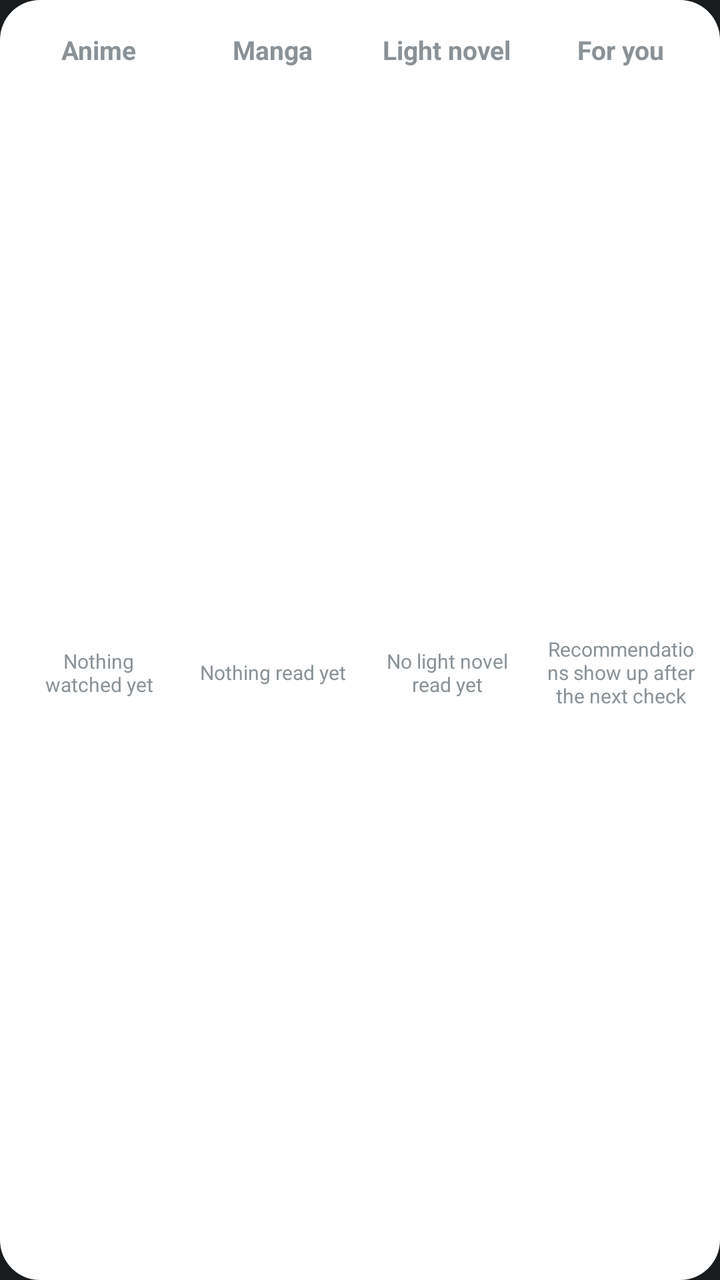
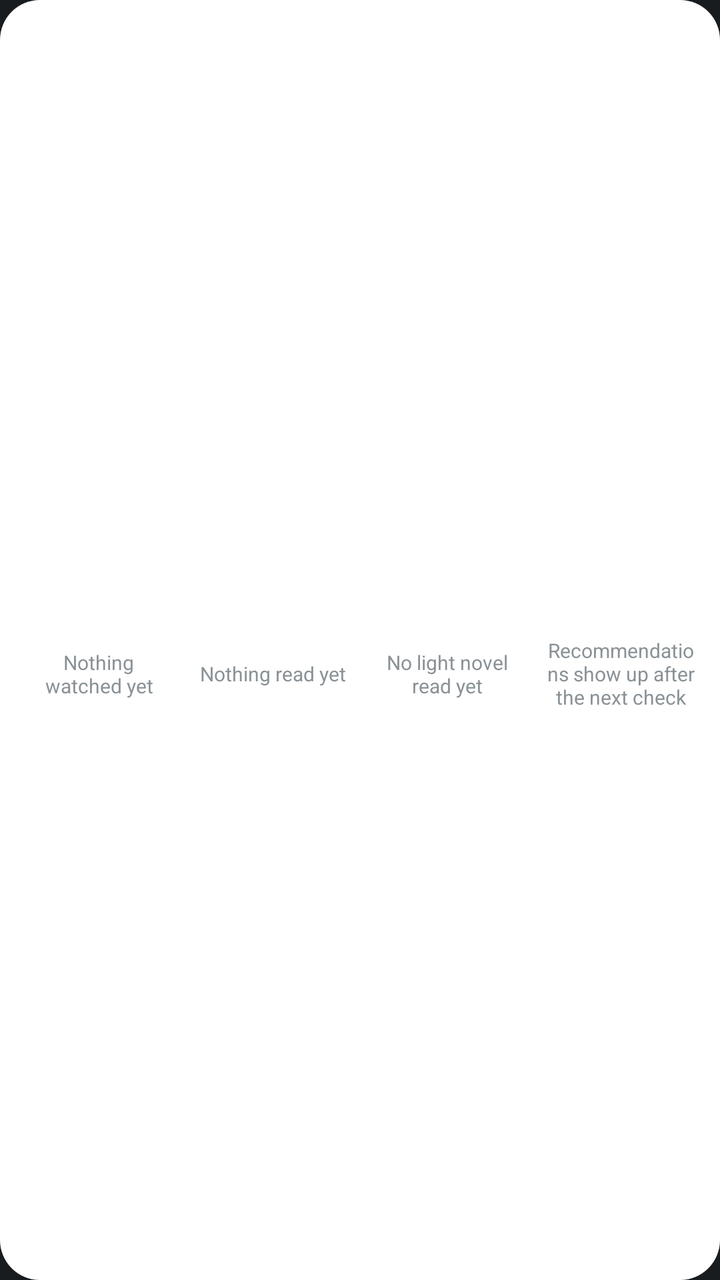

The first picture is an Android layout as it rendered before a commit; the second is the same layout after the commit. The layout source and the unified diff follow.
<!-- AndroidManifest.xml: application theme android:Theme.DeviceDefault.NoActionBar -->
<!-- res/layout/widget_continue.xml -->
<?xml version="1.0" encoding="utf-8"?>
<FrameLayout xmlns:android="http://schemas.android.com/apk/res/android"
    xmlns:tools="http://schemas.android.com/tools"
    android:id="@+id/widget_root"
    android:layout_width="match_parent"
    android:layout_height="match_parent"
    tools:ignore="ContentDescription,NestedWeights,SmallSp,UselessParent">

    <ImageView
        android:id="@+id/widget_background"
        android:layout_width="match_parent"
        android:layout_height="match_parent"
        android:importantForAccessibility="no"
        android:scaleType="fitXY"
        android:src="@drawable/widget_background" />

    <LinearLayout
        android:layout_width="match_parent"
        android:layout_height="match_parent"
        android:baselineAligned="false"
        android:orientation="horizontal"
        android:padding="6dp">

        <LinearLayout
            android:layout_width="0dp"
            android:layout_height="match_parent"
            android:layout_margin="2dp"
            android:layout_weight="1"
            android:orientation="vertical">

            <TextView
                android:id="@+id/header_anime"
                style="@style/WidgetHeader"
                android:text="@string/widget_anime" />

            <FrameLayout
                android:layout_width="match_parent"
                android:layout_height="0dp"
                android:layout_weight="1">

                <LinearLayout
                    android:id="@+id/card_anime"
                    android:layout_width="match_parent"
                    android:layout_height="match_parent"
                    android:orientation="vertical"
                    android:visibility="gone">

                    <ImageView
                        android:id="@+id/cover_anime"
                        style="@style/WidgetCover" />

                    <TextView
                        android:id="@+id/title_anime"
                        style="@style/WidgetTitle" />

                    <TextView
                        android:id="@+id/detail_anime"
                        style="@style/WidgetDetail" />
                </LinearLayout>

                <TextView
                    android:id="@+id/empty_anime"
                    style="@style/WidgetEmpty"
                    android:text="@string/widget_empty_anime" />
            </FrameLayout>
        </LinearLayout>

        <LinearLayout
            android:layout_width="0dp"
            android:layout_height="match_parent"
            android:layout_margin="2dp"
            android:layout_weight="1"
            android:orientation="vertical">

            <TextView
                android:id="@+id/header_manga"
                style="@style/WidgetHeader"
                android:text="@string/widget_manga" />

            <FrameLayout
                android:layout_width="match_parent"
                android:layout_height="0dp"
                android:layout_weight="1">

                <LinearLayout
                    android:id="@+id/card_manga"
                    android:layout_width="match_parent"
                    android:layout_height="match_parent"
                    android:orientation="vertical"
                    android:visibility="gone">

                    <ImageView
                        android:id="@+id/cover_manga"
                        style="@style/WidgetCover" />

                    <TextView
                        android:id="@+id/title_manga"
                        style="@style/WidgetTitle" />

                    <TextView
                        android:id="@+id/detail_manga"
                        style="@style/WidgetDetail" />
                </LinearLayout>

                <TextView
                    android:id="@+id/empty_manga"
                    style="@style/WidgetEmpty"
                    android:text="@string/widget_empty_manga" />
            </FrameLayout>
        </LinearLayout>

        <LinearLayout
            android:layout_width="0dp"
            android:layout_height="match_parent"
            android:layout_margin="2dp"
            android:layout_weight="1"
            android:orientation="vertical">

            <TextView
                android:id="@+id/header_novels"
                style="@style/WidgetHeader"
                android:text="@string/widget_novels" />

            <FrameLayout
                android:layout_width="match_parent"
                android:layout_height="0dp"
                android:layout_weight="1">

                <LinearLayout
                    android:id="@+id/card_novels"
                    android:layout_width="match_parent"
                    android:layout_height="match_parent"
                    android:orientation="vertical"
                    android:visibility="gone">

                    <ImageView
                        android:id="@+id/cover_novels"
                        style="@style/WidgetCover" />

                    <TextView
                        android:id="@+id/title_novels"
                        style="@style/WidgetTitle" />

                    <TextView
                        android:id="@+id/detail_novels"
                        style="@style/WidgetDetail" />
                </LinearLayout>

                <TextView
                    android:id="@+id/empty_novels"
                    style="@style/WidgetEmpty"
                    android:text="@string/widget_empty_novels" />
            </FrameLayout>
        </LinearLayout>

        <LinearLayout
            android:layout_width="0dp"
            android:layout_height="match_parent"
            android:layout_margin="2dp"
            android:layout_weight="1"
            android:orientation="vertical">

            <TextView
                android:id="@+id/header_recommendations"
                style="@style/WidgetHeader"
                android:text="@string/widget_recommendations" />

            <FrameLayout
                android:layout_width="match_parent"
                android:layout_height="0dp"
                android:layout_weight="1">

                <LinearLayout
                    android:id="@+id/card_recommendations"
                    android:layout_width="match_parent"
                    android:layout_height="match_parent"
                    android:orientation="vertical"
                    android:visibility="gone">

                    <ImageView
                        android:id="@+id/cover_recommendations"
                        style="@style/WidgetCover" />

                    <TextView
                        android:id="@+id/title_recommendations"
                        style="@style/WidgetTitle" />

                    <TextView
                        android:id="@+id/detail_recommendations"
                        style="@style/WidgetDetail" />
                </LinearLayout>

                <TextView
                    android:id="@+id/empty_recommendations"
                    style="@style/WidgetEmpty"
                    android:text="@string/widget_empty_recommendations" />
            </FrameLayout>
        </LinearLayout>
    </LinearLayout>
</FrameLayout>
<!-- resources referenced by this layout -->
<resources>
  <!-- drawable widget_background (drawable) -->
  <?xml version="1.0" encoding="utf-8"?>
  <shape xmlns:android="http://schemas.android.com/apk/res/android" android:shape="rectangle">
      <solid android:color="#FFFFFFFF" />
      <corners android:radius="20dp" />
  </shape>
  <string name="widget_anime">Anime</string>
  <string name="widget_empty_anime">Nothing watched yet</string>
  <string name="widget_empty_manga">Nothing read yet</string>
  <string name="widget_empty_novels">No light novel read yet</string>
  <string name="widget_empty_recommendations">Recommendations show up after the next check</string>
  <string name="widget_manga">Manga</string>
  <string name="widget_novels">Light novel</string>
  <string name="widget_recommendations">For you</string>
  <style name="WidgetCover">
          <item name="android:layout_width">match_parent</item>
          <item name="android:layout_height">0dp</item>
          <item name="android:layout_weight">1</item>
          <item name="android:importantForAccessibility">no</item>
          <item name="android:scaleType">fitCenter</item>
      </style>
  <style name="WidgetDetail">
          <item name="android:layout_width">match_parent</item>
          <item name="android:layout_height">wrap_content</item>
          <item name="android:ellipsize">end</item>
          <item name="android:gravity">center_horizontal</item>
          <item name="android:maxLines">2</item>
          <item name="android:textSize">10sp</item>
      </style>
  <style name="WidgetEmpty">
          <item name="android:layout_width">match_parent</item>
          <item name="android:layout_height">match_parent</item>
          <item name="android:gravity">center</item>
          <item name="android:padding">4dp</item>
          <item name="android:textSize">10sp</item>
      </style>
  <style name="WidgetHeader">
          <item name="android:layout_width">wrap_content</item>
          <item name="android:layout_height">wrap_content</item>
          <item name="android:layout_gravity">center_horizontal</item>
          <item name="android:layout_marginTop">6dp</item>
          <item name="android:layout_marginBottom">5dp</item>
          <item name="android:background">@drawable/widget_header_pill</item>
          <item name="android:paddingHorizontal">9dp</item>
          <item name="android:paddingVertical">2dp</item>
          <item name="android:gravity">center_horizontal</item>
          <item name="android:ellipsize">end</item>
          <item name="android:maxLines">1</item>
          <item name="android:textSize">13sp</item>
          <item name="android:textStyle">bold</item>
      </style>
  <style name="WidgetTitle">
          <item name="android:layout_width">match_parent</item>
          <item name="android:layout_height">wrap_content</item>
          <item name="android:layout_marginTop">3dp</item>
          <item name="android:ellipsize">end</item>
          <item name="android:gravity">center_horizontal</item>
          <item name="android:maxLines">2</item>
          <item name="android:textSize">11sp</item>
          <item name="android:textStyle">bold</item>
      </style>
  <!-- drawable widget_header_pill (drawable) -->
  <?xml version="1.0" encoding="utf-8"?>
  <shape xmlns:android="http://schemas.android.com/apk/res/android" android:shape="rectangle">
      <corners android:radius="999dp" />
      <solid android:color="#00000000" />
      <stroke
          android:width="1.5dp"
          android:color="#FFFFFF" />
  </shape>
</resources>

<!-- the commit's change to res/layout/widget_continue.xml (unified diff, before → after) -->
@@ -28,10 +28,10 @@
             android:layout_weight="1"
             android:orientation="vertical">
 
-            <TextView
+            <ImageView
                 android:id="@+id/header_anime"
                 style="@style/WidgetHeader"
-                android:text="@string/widget_anime" />
+                android:contentDescription="@string/widget_anime" />
 
             <FrameLayout
                 android:layout_width="match_parent"
@@ -49,13 +49,9 @@
                         android:id="@+id/cover_anime"
                         style="@style/WidgetCover" />
 
-                    <TextView
+                    <ImageView
                         android:id="@+id/title_anime"
                         style="@style/WidgetTitle" />
-
-                    <TextView
-                        android:id="@+id/detail_anime"
-                        style="@style/WidgetDetail" />
                 </LinearLayout>
 
                 <TextView
@@ -72,10 +68,10 @@
             android:layout_weight="1"
             android:orientation="vertical">
 
-            <TextView
+            <ImageView
                 android:id="@+id/header_manga"
                 style="@style/WidgetHeader"
-                android:text="@string/widget_manga" />
+                android:contentDescription="@string/widget_manga" />
 
             <FrameLayout
                 android:layout_width="match_parent"
@@ -93,13 +89,9 @@
                         android:id="@+id/cover_manga"
                         style="@style/WidgetCover" />
 
-                    <TextView
+                    <ImageView
                         android:id="@+id/title_manga"
                         style="@style/WidgetTitle" />
-
-                    <TextView
-                        android:id="@+id/detail_manga"
-                        style="@style/WidgetDetail" />
                 </LinearLayout>
 
                 <TextView
@@ -116,10 +108,10 @@
             android:layout_weight="1"
             android:orientation="vertical">
 
-            <TextView
+            <ImageView
                 android:id="@+id/header_novels"
                 style="@style/WidgetHeader"
-                android:text="@string/widget_novels" />
+                android:contentDescription="@string/widget_novels" />
 
             <FrameLayout
                 android:layout_width="match_parent"
@@ -137,13 +129,9 @@
                         android:id="@+id/cover_novels"
                         style="@style/WidgetCover" />
 
-                    <TextView
+                    <ImageView
                         android:id="@+id/title_novels"
                         style="@style/WidgetTitle" />
-
-                    <TextView
-                        android:id="@+id/detail_novels"
-                        style="@style/WidgetDetail" />
                 </LinearLayout>
 
                 <TextView
@@ -160,10 +148,10 @@
             android:layout_weight="1"
             android:orientation="vertical">
 
-            <TextView
+            <ImageView
                 android:id="@+id/header_recommendations"
                 style="@style/WidgetHeader"
-                android:text="@string/widget_recommendations" />
+                android:contentDescription="@string/widget_recommendations" />
 
             <FrameLayout
                 android:layout_width="match_parent"
@@ -181,13 +169,9 @@
                         android:id="@+id/cover_recommendations"
                         style="@style/WidgetCover" />
 
-                    <TextView
+                    <ImageView
                         android:id="@+id/title_recommendations"
                         style="@style/WidgetTitle" />
-
-                    <TextView
-                        android:id="@+id/detail_recommendations"
-                        style="@style/WidgetDetail" />
                 </LinearLayout>
 
                 <TextView
<!-- resource entries referenced after the edit -->
@@ -21,14 +21,6 @@
           <item name="android:importantForAccessibility">no</item>
           <item name="android:scaleType">fitCenter</item>
       </style>
-  <style name="WidgetDetail">
-          <item name="android:layout_width">match_parent</item>
-          <item name="android:layout_height">wrap_content</item>
-          <item name="android:ellipsize">end</item>
-          <item name="android:gravity">center_horizontal</item>
-          <item name="android:maxLines">2</item>
-          <item name="android:textSize">10sp</item>
-      </style>
   <style name="WidgetEmpty">
           <item name="android:layout_width">match_parent</item>
           <item name="android:layout_height">match_parent</item>
@@ -37,38 +29,19 @@
           <item name="android:textSize">10sp</item>
       </style>
   <style name="WidgetHeader">
-          <item name="android:layout_width">wrap_content</item>
-          <item name="android:layout_height">wrap_content</item>
-          <item name="android:layout_gravity">center_horizontal</item>
-          <item name="android:layout_marginTop">6dp</item>
-          <item name="android:layout_marginBottom">5dp</item>
-          <item name="android:background">@drawable/widget_header_pill</item>
-          <item name="android:paddingHorizontal">9dp</item>
-          <item name="android:paddingVertical">2dp</item>
-          <item name="android:gravity">center_horizontal</item>
-          <item name="android:ellipsize">end</item>
-          <item name="android:maxLines">1</item>
-          <item name="android:textSize">13sp</item>
-          <item name="android:textStyle">bold</item>
+          <item name="android:layout_width">match_parent</item>
+          <item name="android:layout_height">26dp</item>
+          <item name="android:layout_marginTop">4dp</item>
+          <item name="android:layout_marginBottom">4dp</item>
+          <item name="android:scaleType">fitCenter</item>
       </style>
   <style name="WidgetTitle">
           <item name="android:layout_width">match_parent</item>
           <item name="android:layout_height">wrap_content</item>
           <item name="android:layout_marginTop">3dp</item>
-          <item name="android:ellipsize">end</item>
-          <item name="android:gravity">center_horizontal</item>
-          <item name="android:maxLines">2</item>
-          <item name="android:textSize">11sp</item>
-          <item name="android:textStyle">bold</item>
+          <item name="android:adjustViewBounds">true</item>
+          <item name="android:importantForAccessibility">no</item>
+          <item name="android:scaleType">fitCenter</item>
       </style>
-  <!-- drawable widget_header_pill (drawable) -->
-  <?xml version="1.0" encoding="utf-8"?>
-  <shape xmlns:android="http://schemas.android.com/apk/res/android" android:shape="rectangle">
-      <corners android:radius="999dp" />
-      <solid android:color="#00000000" />
-      <stroke
-          android:width="1.5dp"
-          android:color="#FFFFFF" />
-  </shape>
 </resources>
 
